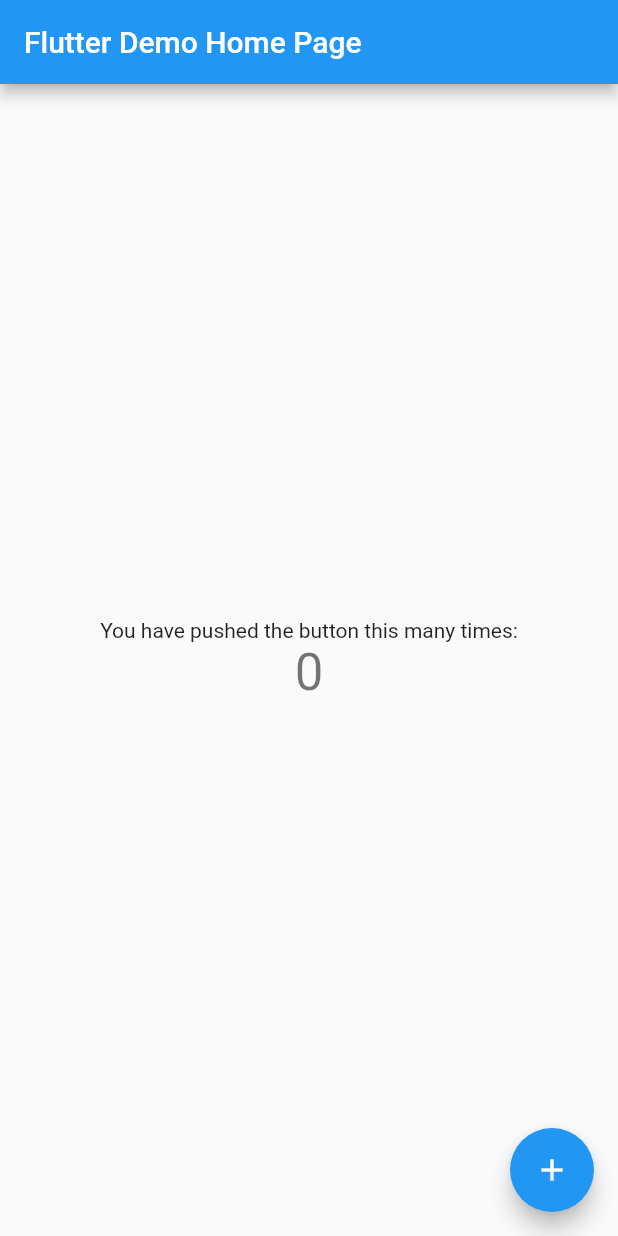
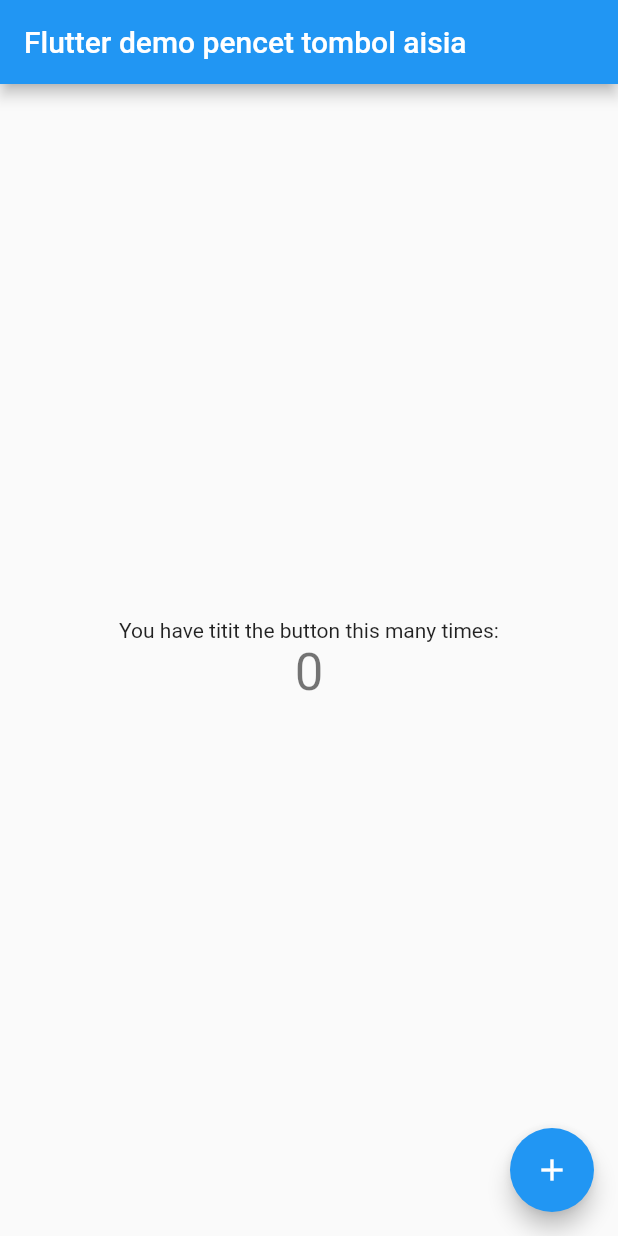
Before and after one commit to RuliSlim/fastpedia, a Flutter app: the screen it shows after launch, on a phone screen of 412 x 824 dp. Run offline on Flutter 3.47's test engine with Material 2 defaults, Android fonts, the phone set to English and light mode, and no system bars.

Commit message:
edit gajelas

```diff
--- a/lib/main.dart
+++ b/lib/main.dart
@@ -9,7 +9,7 @@ class MyApp extends StatelessWidget {
   @override
   Widget build(BuildContext context) {
     return MaterialApp(
-      title: 'Flutter Demo',
+      title: 'Fastpedia',
       theme: ThemeData(
         // This is the theme of your application.
         //
@@ -26,7 +26,7 @@ class MyApp extends StatelessWidget {
         // closer together (more dense) than on mobile platforms.
         visualDensity: VisualDensity.adaptivePlatformDensity,
       ),
-      home: MyHomePage(title: 'Flutter Demo Home Page'),
+      home: MyHomePage(title: 'Flutter demo pencet tombol aisia'),
     );
   }
 }
@@ -98,7 +98,7 @@ class _MyHomePageState extends State<MyHomePage> {
           mainAxisAlignment: MainAxisAlignment.center,
           children: <Widget>[
             Text(
-              'You have pushed the button this many times:',
+              'You have titit the button this many times:',
             ),
             Text(
               '$_counter',
```
